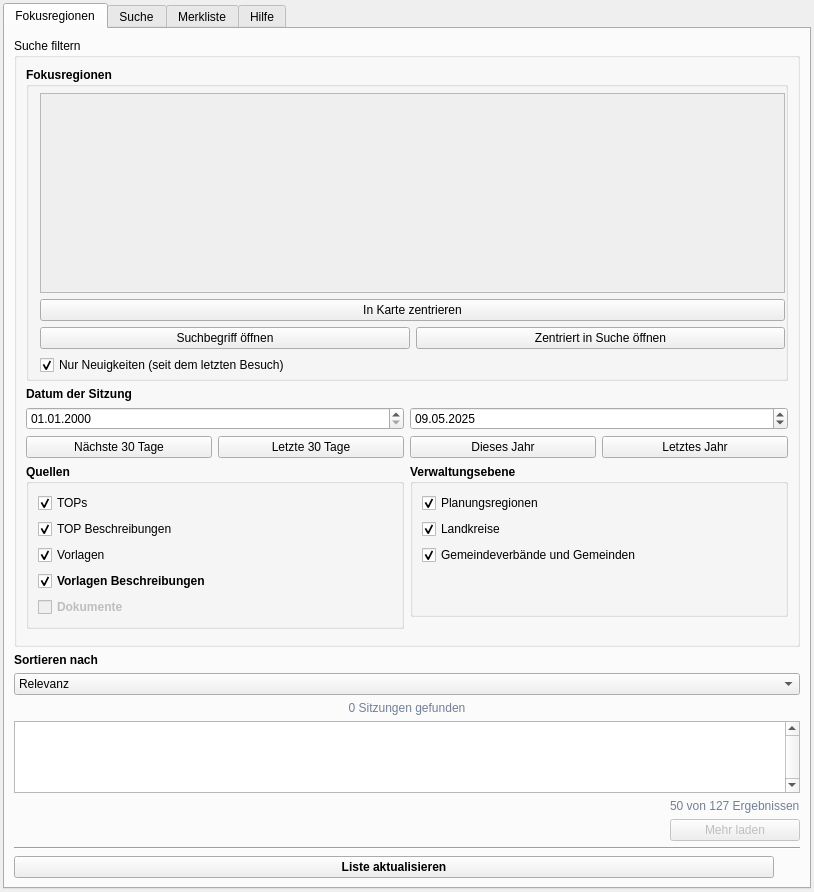
First picture: the form in ui/poliscope_plugin_dockwidget_base.ui, repository poliscope-de/poliscope-qgis-plugin, before the edit.
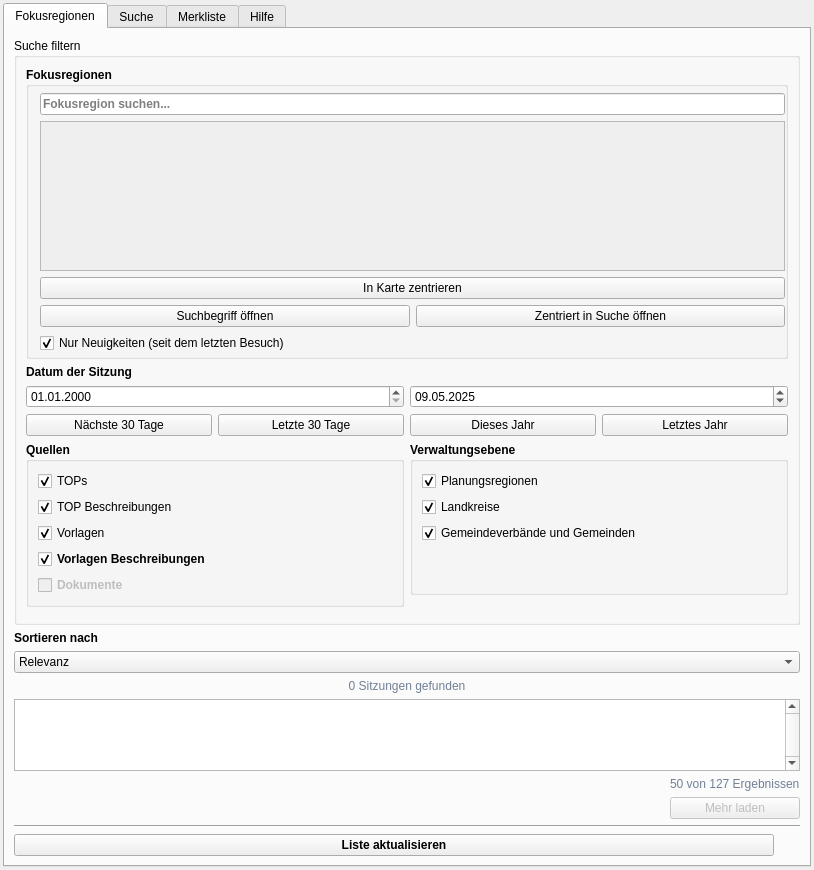
Second picture: the form after the edit. Icons and pictures are not drawn. Custom widgets are drawn as their Qt base class.

Commit message: Fokusregion & Merkliste: Suchfilter für Fokusregionliste; Scrollbereich kleiner

What changed in the file:
```diff
--- a/ui/poliscope_plugin_dockwidget_base.ui
+++ b/ui/poliscope_plugin_dockwidget_base.ui
@@ -145,11 +145,18 @@
                    <number>3</number>
                   </property>
                   <item row="0" column="0" colspan="2">
+                   <widget class="QLineEdit" name="leFocusregionFilter_focusregion">
+                    <property name="placeholderText">
+                     <string>Fokusregion suchen...</string>
+                    </property>
+                   </widget>
+                  </item>
+                  <item row="1" column="0" colspan="2">
                    <widget class="QScrollArea" name="saFocusregions_focusregion">
                     <property name="minimumSize">
                      <size>
                       <width>0</width>
-                      <height>200</height>
+                      <height>150</height>
                      </size>
                     </property>
                     <property name="maximumSize">
@@ -190,7 +197,7 @@
                     </widget>
                    </widget>
                   </item>
-                  <item row="1" column="0" colspan="2">
+                  <item row="2" column="0" colspan="2">
                    <widget class="QPushButton" name="pbInKarteZentrieren_focusregion">
                     <property name="font">
                      <font>
@@ -206,7 +213,7 @@
                     </property>
                    </widget>
                   </item>
-                  <item row="2" column="0">
+                  <item row="3" column="0">
                    <widget class="QPushButton" name="pbInSucheOeffnen_focusregion">
                     <property name="font">
                      <font>
@@ -222,7 +229,7 @@
                     </property>
                    </widget>
                   </item>
-                  <item row="2" column="1">
+                  <item row="3" column="1">
                    <widget class="QPushButton" name="pbZentriertInSucheOeffnen_focusregion">
                     <property name="font">
                      <font>
@@ -238,7 +245,7 @@
                     </property>
                    </widget>
                   </item>
-                  <item row="3" column="0">
+                  <item row="4" column="0">
                    <widget class="QCheckBox" name="cbNurNeuigkeiten_focusregion">
                     <property name="font">
                      <font>
```
Left out of the diff: 7 changed lines with no effect on the pictures. The commit also changes 1 other file.
